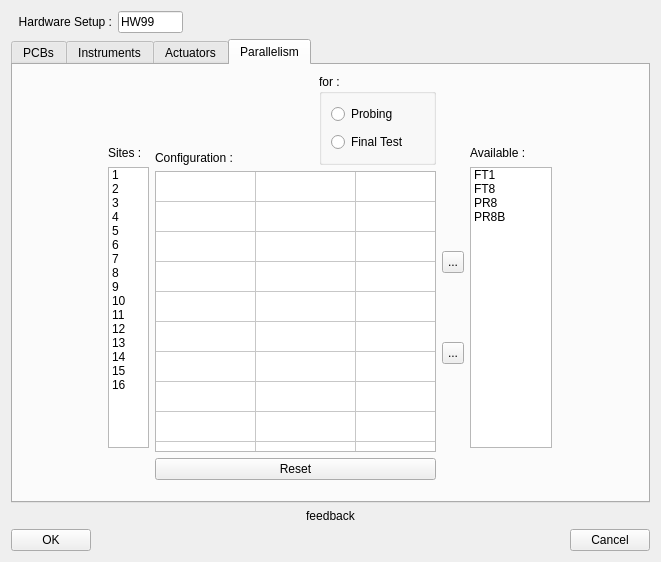
Above: src/ATE/org/actions_on/hardwaresetup/HardwareWizard.ui from goanpeca/ATE.org before the change. Below: the same form after it.
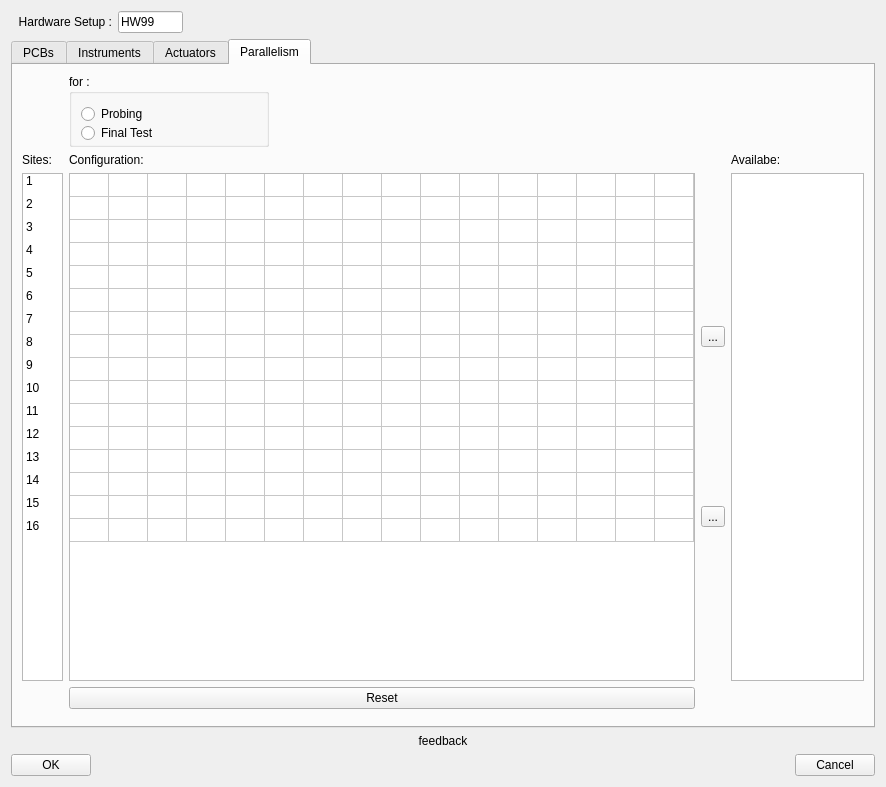
That is the form after the change. The open tabs and pages were chosen to show the change.

Diff of the .ui file:
```diff
--- a/src/ATE/org/actions_on/hardwaresetup/HardwareWizard.ui
+++ b/src/ATE/org/actions_on/hardwaresetup/HardwareWizard.ui
@@ -6,8 +6,8 @@
    <rect>
     <x>0</x>
     <y>0</y>
-    <width>661</width>
-    <height>562</height>
+    <width>886</width>
+    <height>787</height>
    </rect>
   </property>
   <property name="sizePolicy">
@@ -37,8 +37,8 @@
   <property name="windowTitle">
    <string>Dialog</string>
   </property>
-  <layout class="QGridLayout" name="gridLayout">
-   <item row="0" column="0">
+  <layout class="QFormLayout" name="formLayout">
+   <item row="0" column="0" colspan="2">
     <layout class="QVBoxLayout" name="verticalLayout">
      <item>
       <layout class="QHBoxLayout" name="horizontalLayout">
@@ -100,6 +100,9 @@
      </item>
      <item>
       <widget class="QTabWidget" name="tabLayout">
+       <property name="enabled">
+        <bool>true</bool>
+       </property>
        <property name="sizePolicy">
         <sizepolicy hsizetype="Expanding" vsizetype="Expanding">
          <horstretch>0</horstretch>
@@ -2032,14 +2035,8 @@
          <string>Parallelism</string>
         </attribute>
         <layout class="QGridLayout" name="gridLayout_5">
-         <item row="0" column="0">
-          <layout class="QVBoxLayout" name="verticalLayout_17">
-           <item>
-            <layout class="QHBoxLayout" name="horizontalLayout_9">
-             <item>
-              <layout class="QVBoxLayout" name="verticalLayout_16">
-               <item>
-                <widget class="QLabel" name="label_21">
+         <item row="5" column="1">
+          <widget class="QPushButton" name="reset_button">
                  <property name="sizePolicy">
                   <sizepolicy hsizetype="Fixed" vsizetype="Fixed">
                    <horstretch>0</horstretch>
@@ -2048,25 +2045,64 @@
                  </property>
                  <property name="minimumSize">
                   <size>
-                   <width>0</width>
-                   <height>85</height>
+             <width>281</width>
+             <height>22</height>
                   </size>
                  </property>
                  <property name="maximumSize">
                   <size>
-                   <width>16777215</width>
-                   <height>85</height>
+             <width>631</width>
+             <height>22</height>
                   </size>
                  </property>
                  <property name="text">
-                  <string>Sites :</string>
-                 </property>
-                 <property name="alignment">
-                  <set>Qt::AlignBottom|Qt::AlignLeading|Qt::AlignLeft</set>
+            <string>Reset</string>
+           </property>
+           <property name="iconSize">
+            <size>
+             <width>16</width>
+             <height>16</height>
+            </size>
                  </property>
                 </widget>
                </item>
-               <item>
+         <item row="2" column="3">
+          <widget class="QListWidget" name="finaltestAvailableConfigurations">
+           <property name="sizePolicy">
+            <sizepolicy hsizetype="Fixed" vsizetype="Fixed">
+             <horstretch>0</horstretch>
+             <verstretch>0</verstretch>
+            </sizepolicy>
+           </property>
+           <property name="minimumSize">
+            <size>
+             <width>97</width>
+             <height>508</height>
+            </size>
+           </property>
+           <property name="maximumSize">
+            <size>
+             <width>135</width>
+             <height>528</height>
+            </size>
+           </property>
+          </widget>
+         </item>
+         <item row="1" column="0">
+          <widget class="QLabel" name="label_2">
+           <property name="text">
+            <string>Sites:</string>
+           </property>
+          </widget>
+         </item>
+         <item row="1" column="3">
+          <widget class="QLabel" name="label_3">
+           <property name="text">
+            <string>Availabe:</string>
+           </property>
+          </widget>
+         </item>
+         <item row="2" column="0">
                 <widget class="QListWidget" name="finaltestSites">
                  <property name="sizePolicy">
                   <sizepolicy hsizetype="Fixed" vsizetype="Fixed">
@@ -2077,13 +2113,13 @@
                  <property name="minimumSize">
                   <size>
                    <width>41</width>
-                   <height>281</height>
+             <height>508</height>
                   </size>
                  </property>
                  <property name="maximumSize">
                   <size>
                    <width>41</width>
-                   <height>281</height>
+             <height>525</height>
                   </size>
                  </property>
                  <property name="midLineWidth">
@@ -2098,6 +2134,18 @@
                  <property name="textElideMode">
                   <enum>Qt::ElideMiddle</enum>
                  </property>
+           <property name="resizeMode">
+            <enum>QListView::Adjust</enum>
+           </property>
+           <property name="spacing">
+            <number>4</number>
+           </property>
+           <property name="gridSize">
+            <size>
+             <width>0</width>
+             <height>23</height>
+            </size>
+           </property>
                  <property name="modelColumn">
                   <number>0</number>
                  </property>
@@ -2186,83 +2234,48 @@
                  </item>
                 </widget>
                </item>
-               <item>
-                <widget class="QLabel" name="label_29">
-                 <property name="sizePolicy">
-                  <sizepolicy hsizetype="Fixed" vsizetype="Fixed">
-                   <horstretch>0</horstretch>
-                   <verstretch>0</verstretch>
-                  </sizepolicy>
-                 </property>
-                 <property name="minimumSize">
-                  <size>
-                   <width>41</width>
-                   <height>22</height>
-                  </size>
-                 </property>
-                 <property name="maximumSize">
-                  <size>
-                   <width>41</width>
-                   <height>22</height>
-                  </size>
-                 </property>
+         <item row="1" column="1">
+          <widget class="QLabel" name="label">
+           <property name="text">
+            <string>Configuration:</string>
+           </property>
+          </widget>
+         </item>
+         <item row="2" column="2">
+          <layout class="QVBoxLayout" name="verticalLayout_9">
+           <property name="sizeConstraint">
+            <enum>QLayout::SetFixedSize</enum>
+           </property>
+           <item>
+            <widget class="QToolButton" name="right_button">
+             <property name="text">
+              <string>...</string>
+             </property>
+            </widget>
+           </item>
+           <item>
+            <widget class="QToolButton" name="left_button">
                  <property name="text">
-                  <string/>
+              <string>...</string>
                  </property>
                 </widget>
                </item>
               </layout>
              </item>
-             <item>
-              <layout class="QVBoxLayout" name="verticalLayout_13">
-               <item>
-                <layout class="QHBoxLayout" name="horizontalLayout_8">
-                 <item>
-                  <widget class="QLabel" name="label_23">
-                   <property name="sizePolicy">
-                    <sizepolicy hsizetype="Minimum" vsizetype="Minimum">
-                     <horstretch>0</horstretch>
-                     <verstretch>0</verstretch>
-                    </sizepolicy>
-                   </property>
+         <item row="0" column="1">
+          <widget class="QGroupBox" name="type_box">
                    <property name="minimumSize">
                     <size>
                      <width>0</width>
-                     <height>0</height>
+             <height>73</height>
                     </size>
                    </property>
                    <property name="maximumSize">
                     <size>
-                     <width>16777215</width>
-                     <height>16777215</height>
-                    </size>
-                   </property>
-                   <property name="text">
-                    <string>Configuration :</string>
-                   </property>
-                   <property name="alignment">
-                    <set>Qt::AlignBottom|Qt::AlignLeading|Qt::AlignLeft</set>
-                   </property>
-                  </widget>
-                 </item>
-                 <item>
-                  <spacer name="horizontalSpacer_10">
-                   <property name="orientation">
-                    <enum>Qt::Horizontal</enum>
-                   </property>
-                   <property name="sizeType">
-                    <enum>QSizePolicy::Minimum</enum>
-                   </property>
-                   <property name="sizeHint" stdset="0">
-                    <size>
-                     <width>40</width>
-                     <height>20</height>
-                    </size>
-                   </property>
-                  </spacer>
-                 </item>
-                 <item>
-                  <widget class="QGroupBox" name="groupBox">
+             <width>200</width>
+             <height>154</height>
+            </size>
+           </property>
                    <property name="title">
                     <string>for :</string>
                    </property>
@@ -2315,9 +2328,7 @@
                    </layout>
                   </widget>
                  </item>
-                </layout>
-               </item>
-               <item>
+         <item row="2" column="1">
                 <widget class="QTableWidget" name="finaltestConfiguration">
                  <property name="sizePolicy">
                   <sizepolicy hsizetype="Fixed" vsizetype="Fixed">
@@ -2327,14 +2338,14 @@
                  </property>
                  <property name="minimumSize">
                   <size>
-                   <width>281</width>
-                   <height>281</height>
+             <width>626</width>
+             <height>508</height>
                   </size>
                  </property>
                  <property name="maximumSize">
                   <size>
-                   <width>281</width>
-                   <height>281</height>
+             <width>669</width>
+             <height>532</height>
                   </size>
                  </property>
                  <property name="verticalScrollBarPolicy">
@@ -2349,18 +2360,27 @@
                  <property name="editTriggers">
                   <set>QAbstractItemView::SelectedClicked</set>
                  </property>
+           <property name="rowCount">
+            <number>16</number>
+           </property>
                  <attribute name="horizontalHeaderVisible">
                   <bool>false</bool>
                  </attribute>
                  <attribute name="horizontalHeaderMinimumSectionSize">
-                  <number>16</number>
+            <number>39</number>
+           </attribute>
+           <attribute name="horizontalHeaderDefaultSectionSize">
+            <number>39</number>
                  </attribute>
                  <attribute name="verticalHeaderVisible">
                   <bool>false</bool>
                  </attribute>
                  <attribute name="verticalHeaderMinimumSectionSize">
-                  <number>16</number>
-                 </attribute>
+            <number>23</number>
+           </attribute>
+           <attribute name="verticalHeaderDefaultSectionSize">
+            <number>23</number>
+           </attribute>
                  <row>
                   <property name="text">
                    <string>1</string>
@@ -2521,105 +2541,18 @@
                    <string>16</string>
                   </property>
                  </column>
-                </widget>
-               </item>
-               <item>
-                <widget class="QPushButton" name="pushButton">
-                 <property name="sizePolicy">
-                  <sizepolicy hsizetype="Fixed" vsizetype="Fixed">
-                   <horstretch>0</horstretch>
-                   <verstretch>0</verstretch>
-                  </sizepolicy>
-                 </property>
-                 <property name="minimumSize">
-                  <size>
-                   <width>281</width>
-                   <height>22</height>
-                  </size>
-                 </property>
-                 <property name="maximumSize">
-                  <size>
-                   <width>281</width>
-                   <height>22</height>
-                  </size>
-                 </property>
+           <item row="0" column="0">
                  <property name="text">
-                  <string>Reset</string>
-                 </property>
-                </widget>
-               </item>
-              </layout>
-             </item>
-             <item>
-              <layout class="QVBoxLayout" name="verticalLayout_15">
-               <item>
-                <widget class="QLabel" name="label_15">
-                 <property name="sizePolicy">
-                  <sizepolicy hsizetype="Fixed" vsizetype="Fixed">
-                   <horstretch>0</horstretch>
-                   <verstretch>0</verstretch>
-                  </sizepolicy>
-                 </property>
-                 <property name="minimumSize">
-                  <size>
-                   <width>22</width>
-                   <height>85</height>
-                  </size>
-                 </property>
-                 <property name="maximumSize">
-                  <size>
-                   <width>22</width>
-                   <height>85</height>
-                  </size>
-                 </property>
-                 <property name="text">
                   <string/>
                  </property>
-                </widget>
-               </item>
-               <item>
-                <spacer name="verticalSpacer_8">
-                 <property name="orientation">
-                  <enum>Qt::Vertical</enum>
-                 </property>
-                 <property name="sizeType">
-                  <enum>QSizePolicy::Minimum</enum>
-                 </property>
-                 <property name="sizeHint" stdset="0">
-                  <size>
-                   <width>20</width>
-                   <height>40</height>
-                  </size>
-                 </property>
-                </spacer>
-               </item>
-               <item>
-                <widget class="QToolButton" name="finaltestAddConfiguration">
-                 <property name="minimumSize">
-                  <size>
-                   <width>22</width>
-                   <height>22</height>
-                  </size>
-                 </property>
-                 <property name="maximumSize">
-                  <size>
-                   <width>22</width>
-                   <height>22</height>
-                  </size>
-                 </property>
-                 <property name="text">
-                  <string>...</string>
-                 </property>
-                </widget>
-               </item>
-               <item>
-                <spacer name="verticalSpacer_9">
+           </item>
+          </widget>
+         </item>
+         <item row="6" column="0" colspan="4">
+          <spacer name="verticalSpacer">
                  <property name="orientation">
                   <enum>Qt::Vertical</enum>
                  </property>
-                 <property name="sizeType">
-                  <enum>QSizePolicy::Minimum</enum>
-                 </property>
                  <property name="sizeHint" stdset="0">
                   <size>
                    <width>20</width>
@@ -2627,184 +2560,6 @@
                   </size>
                  </property>
                 </spacer>
-               </item>
-               <item>
-                <widget class="QToolButton" name="finaltestRemoveConfiguration">
-                 <property name="minimumSize">
-                  <size>
-                   <width>22</width>
-                   <height>22</height>
-                  </size>
-                 </property>
-                 <property name="maximumSize">
-                  <size>
-                   <width>22</width>
-                   <height>22</height>
-                  </size>
-                 </property>
-                 <property name="text">
-                  <string>...</string>
-                 </property>
-                </widget>
-               </item>
-               <item>
-                <spacer name="verticalSpacer_10">
-                 <property name="orientation">
-                  <enum>Qt::Vertical</enum>
-                 </property>
-                 <property name="sizeType">
-                  <enum>QSizePolicy::Minimum</enum>
-                 </property>
-                 <property name="sizeHint" stdset="0">
-                  <size>
-                   <width>20</width>
-                   <height>40</height>
-                  </size>
-                 </property>
-                </spacer>
-               </item>
-               <item>
-                <widget class="QLabel" name="label_16">
-                 <property name="sizePolicy">
-                  <sizepolicy hsizetype="Fixed" vsizetype="Fixed">
-                   <horstretch>0</horstretch>
-                   <verstretch>0</verstretch>
-                  </sizepolicy>
-                 </property>
-                 <property name="minimumSize">
-                  <size>
-                   <width>22</width>
-                   <height>22</height>
-                  </size>
-                 </property>
-                 <property name="maximumSize">
-                  <size>
-                   <width>22</width>
-                   <height>22</height>
-                  </size>
-                 </property>
-                 <property name="text">
-                  <string/>
-                 </property>
-                </widget>
-               </item>
-              </layout>
-             </item>
-             <item>
-              <layout class="QVBoxLayout" name="verticalLayout_14">
-               <item>
-                <widget class="QLabel" name="label_24">
-                 <property name="sizePolicy">
-                  <sizepolicy hsizetype="Fixed" vsizetype="Fixed">
-                   <horstretch>0</horstretch>
-                   <verstretch>0</verstretch>
-                  </sizepolicy>
-                 </property>
-                 <property name="minimumSize">
-                  <size>
-                   <width>82</width>
-                   <height>85</height>
-                  </size>
-                 </property>
-                 <property name="maximumSize">
-                  <size>
-                   <width>82</width>
-                   <height>85</height>
-                  </size>
-                 </property>
-                 <property name="text">
-                  <string>Available :</string>
-                 </property>
-                 <property name="alignment">
-                  <set>Qt::AlignBottom|Qt::AlignLeading|Qt::AlignLeft</set>
-                 </property>
-                </widget>
-               </item>
-               <item>
-                <widget class="QListWidget" name="finaltestAvailableConfigurations">
-                 <property name="sizePolicy">
-                  <sizepolicy hsizetype="Fixed" vsizetype="Fixed">
-                   <horstretch>0</horstretch>
-                   <verstretch>0</verstretch>
-                  </sizepolicy>
-                 </property>
-                 <property name="minimumSize">
-                  <size>
-                   <width>82</width>
-                   <height>281</height>
-                  </size>
-                 </property>
-                 <property name="maximumSize">
-                  <size>
-                   <width>82</width>
-                   <height>281</height>
-                  </size>
-                 </property>
-                 <item>
-                  <property name="text">
-                   <string>FT1</string>
-                  </property>
-                 </item>
-                 <item>
-                  <property name="text">
-                   <string>FT8</string>
-                  </property>
-                 </item>
-                 <item>
-                  <property name="text">
-                   <string>PR8</string>
-                  </property>
-                 </item>
-                 <item>
-                  <property name="text">
-                   <string>PR8B</string>
-                  </property>
-                 </item>
-                </widget>
-               </item>
-               <item>
-                <widget class="QLabel" name="label_30">
-                 <property name="sizePolicy">
-                  <sizepolicy hsizetype="Fixed" vsizetype="Fixed">
-                   <horstretch>0</horstretch>
-                   <verstretch>0</verstretch>
-                  </sizepolicy>
-                 </property>
-                 <property name="minimumSize">
-                  <size>
-                   <width>82</width>
-                   <height>22</height>
-                  </size>
-                 </property>
-                 <property name="maximumSize">
-                  <size>
-                   <width>82</width>
-                   <height>22</height>
-                  </size>
-                 </property>
-                 <property name="text">
-                  <string/>
-                 </property>
-                </widget>
-               </item>
-              </layout>
-             </item>
-            </layout>
-           </item>
-           <item>
-            <spacer name="verticalSpacer_12">
-             <property name="orientation">
-              <enum>Qt::Vertical</enum>
-             </property>
-             <property name="sizeHint" stdset="0">
-              <size>
-               <width>20</width>
-               <height>13</height>
-              </size>
-             </property>
-            </spacer>
-           </item>
-          </layout>
          </item>
         </layout>
        </widget>
```
Left out of the diff: 13 changed lines with no effect on the pictures. Lines whose indentation alone changed are shown as unchanged.
